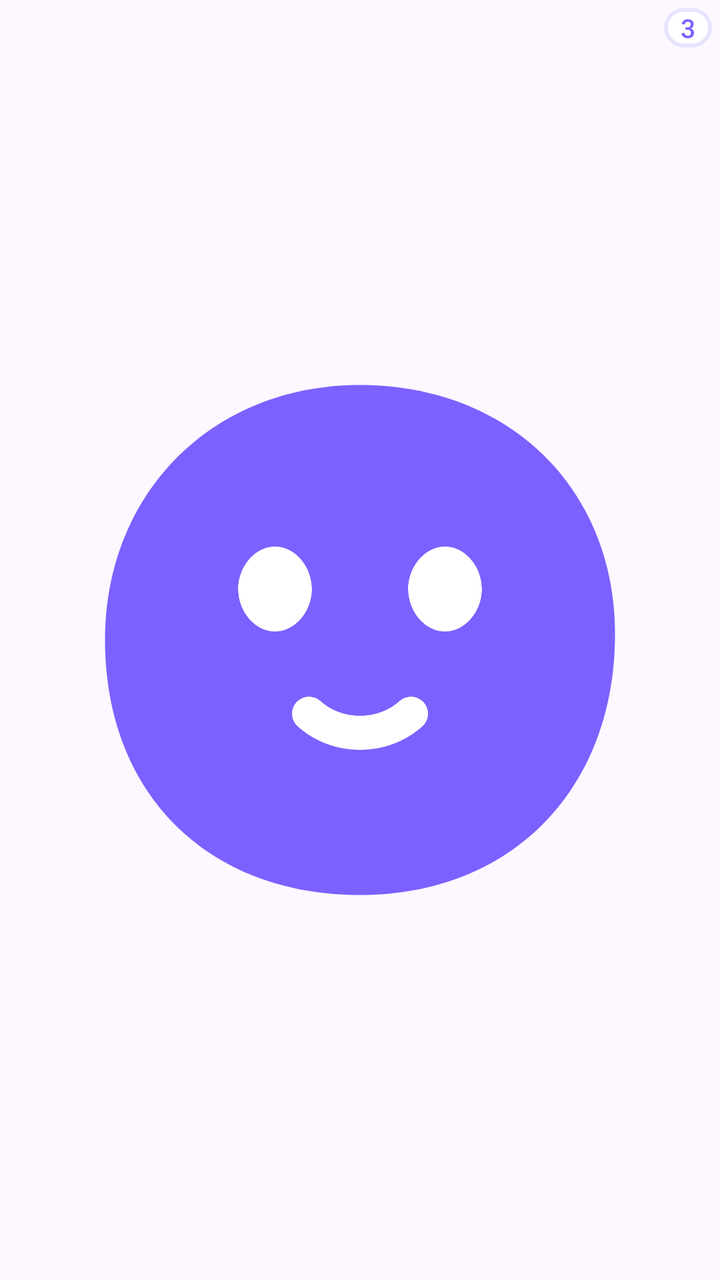
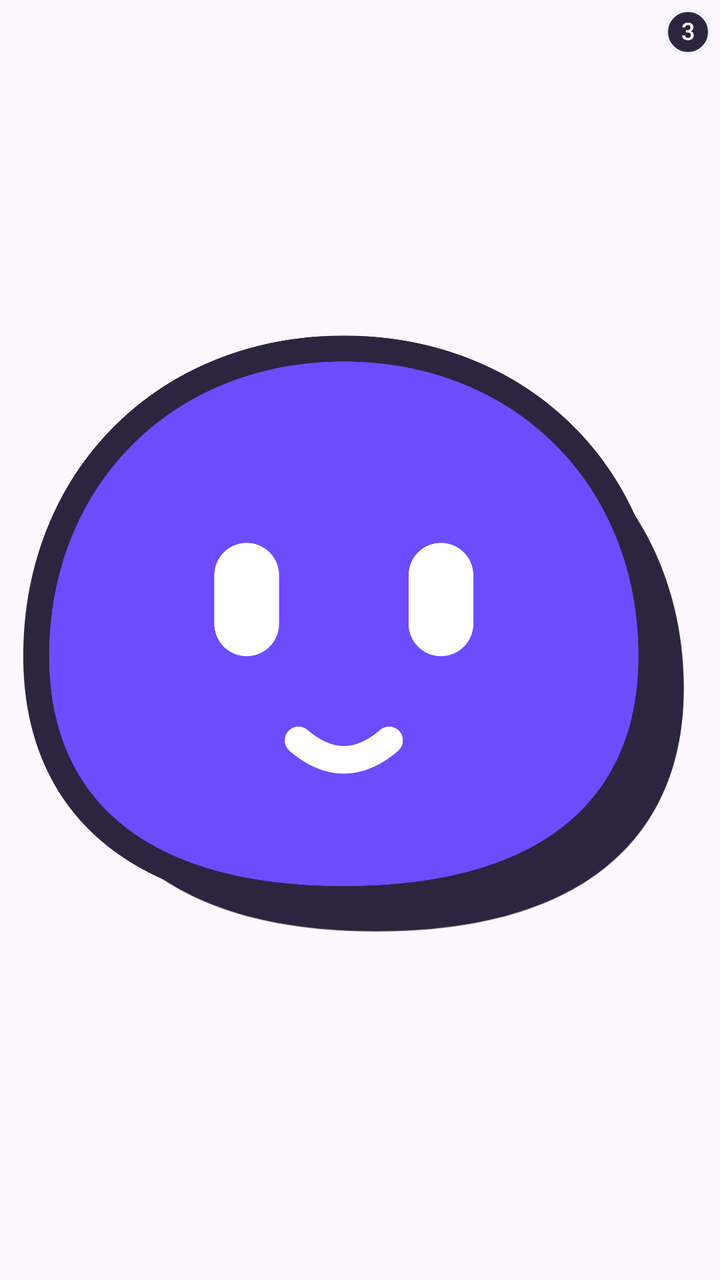

Two renders of the same Android screen: before a commit and after it. Below are the layout's source before the change and the commit's diff.
<!-- AndroidManifest.xml: another module's application theme Theme.quicky -->
<!-- res/layout/w_blob.xml -->
<?xml version="1.0" encoding="utf-8"?>
<FrameLayout xmlns:android="http://schemas.android.com/apk/res/android"
    android:id="@+id/w_root"
    android:layout_width="match_parent"
    android:layout_height="match_parent"
    android:padding="4dp">
    <FrameLayout
        android:layout_width="match_parent"
        android:layout_height="match_parent"
        android:layout_margin="6dp">
        <ImageView android:id="@+id/w_blob_body" android:layout_width="match_parent" android:layout_height="match_parent" android:scaleType="fitCenter" android:tint="#FF7B61FF" android:src="@drawable/w_blob_body" android:contentDescription="@null" />
        <ImageView android:id="@+id/w_blob_face" android:layout_width="match_parent" android:layout_height="match_parent" android:scaleType="fitCenter" android:src="@drawable/w_blob_face" android:contentDescription="Quicky" />
    </FrameLayout>
    <TextView
        android:id="@+id/w_badge"
        android:layout_width="wrap_content"
        android:layout_height="wrap_content"
        android:layout_gravity="top|end"
        android:background="@drawable/w_badge"
        android:fontFamily="sans-serif-medium"
        android:gravity="center"
        android:minWidth="24dp"
        android:paddingHorizontal="6dp"
        android:paddingVertical="1dp"
        android:text="3"
        android:textColor="#FF7B61FF"
        android:textSize="13sp" />
</FrameLayout>
<!-- resources referenced by this layout -->
<resources>
  <!-- drawable w_badge (drawable) -->
  <?xml version="1.0" encoding="utf-8"?>
  <shape xmlns:android="http://schemas.android.com/apk/res/android" android:shape="rectangle">
      <solid android:color="#FFFFFFFF" />
      <corners android:radius="999dp" />
      <stroke android:width="2dp" android:color="#FFE9E4FF" />
  </shape>
  <!-- drawable w_blob_body (drawable) -->
  <?xml version="1.0" encoding="utf-8"?>
  <vector xmlns:android="http://schemas.android.com/apk/res/android" android:width="24dp" android:height="24dp" android:viewportWidth="24" android:viewportHeight="24">
      <path android:fillColor="#FFFFFFFF" android:pathData="M12,3C17.2,3 21,6.6 21,11.8C21,17.2 17.4,21 12,21C6.6,21 3,17.4 3,12C3,6.8 6.8,3 12,3Z" />
  </vector>
  <!-- drawable w_blob_face (drawable) -->
  <?xml version="1.0" encoding="utf-8"?>
  <vector xmlns:android="http://schemas.android.com/apk/res/android" android:width="24dp" android:height="24dp" android:viewportWidth="24" android:viewportHeight="24">
      <path android:fillColor="#FFFFFFFF" android:pathData="M9,8.7C9.7,8.7 10.3,9.4 10.3,10.2C10.3,11 9.7,11.7 9,11.7C8.3,11.7 7.7,11 7.7,10.2C7.7,9.4 8.3,8.7 9,8.7ZM15,8.7C15.7,8.7 16.3,9.4 16.3,10.2C16.3,11 15.7,11.7 15,11.7C14.3,11.7 13.7,11 13.7,10.2C13.7,9.4 14.3,8.7 15,8.7Z" />
      <path android:strokeColor="#FFFFFFFF" android:strokeWidth="1.2" android:strokeLineCap="round" android:pathData="M10.2,14.6C11.2,15.5 12.8,15.5 13.8,14.6" />
  </vector>
  <style name="Theme.quicky" parent="Theme.Material3.DayNight.NoActionBar">
          
      </style>
</resources>

<!-- the commit's change to res/layout/w_blob.xml (unified diff, before → after) -->
@@ -4,25 +4,18 @@
     android:layout_width="match_parent"
     android:layout_height="match_parent"
     android:padding="4dp">
-    <FrameLayout
-        android:layout_width="match_parent"
-        android:layout_height="match_parent"
-        android:layout_margin="6dp">
-        <ImageView android:id="@+id/w_blob_body" android:layout_width="match_parent" android:layout_height="match_parent" android:scaleType="fitCenter" android:tint="#FF7B61FF" android:src="@drawable/w_blob_body" android:contentDescription="@null" />
-        <ImageView android:id="@+id/w_blob_face" android:layout_width="match_parent" android:layout_height="match_parent" android:scaleType="fitCenter" android:src="@drawable/w_blob_face" android:contentDescription="Quicky" />
-    </FrameLayout>
-    <TextView
-        android:id="@+id/w_badge"
-        android:layout_width="wrap_content"
-        android:layout_height="wrap_content"
-        android:layout_gravity="top|end"
-        android:background="@drawable/w_badge"
-        android:fontFamily="sans-serif-medium"
-        android:gravity="center"
-        android:minWidth="24dp"
-        android:paddingHorizontal="6dp"
-        android:paddingVertical="1dp"
-        android:text="3"
-        android:textColor="#FF7B61FF"
-        android:textSize="13sp" />
+    <include layout="@layout/w_mascot" android:layout_width="match_parent" android:layout_height="match_parent" android:layout_margin="6dp" />
+    <TextView android:id="@+id/w_badge" style="@style/WgMeta" android:layout_width="wrap_content" android:layout_height="24dp" android:layout_gravity="top|end" android:background="@drawable/w_badge" android:gravity="center" android:includeFontPadding="false" android:minWidth="24dp" android:paddingStart="6dp" android:paddingEnd="6dp" android:text="3" android:textColor="#FFFFFFFF" android:textSize="12sp" />
 </FrameLayout>
+<!-- res/layout/w_mascot.xml (included above) -->
+<?xml version="1.0" encoding="utf-8"?>
+<FrameLayout xmlns:android="http://schemas.android.com/apk/res/android"
+    android:id="@+id/w_mascot"
+    android:layout_width="match_parent"
+    android:layout_height="match_parent">
+    <ImageView android:id="@+id/w_q_shadow" android:layout_width="match_parent" android:layout_height="match_parent" android:scaleType="fitCenter" android:src="@drawable/w_q_shadow" android:tint="#FF2B2540" android:contentDescription="@null" />
+    <ImageView android:id="@+id/w_q_body" android:layout_width="match_parent" android:layout_height="match_parent" android:scaleType="fitCenter" android:src="@drawable/w_q_body" android:tint="#FF6D4CFF" android:contentDescription="@null" />
+    <ImageView android:id="@+id/w_q_line" android:layout_width="match_parent" android:layout_height="match_parent" android:scaleType="fitCenter" android:src="@drawable/w_q_line" android:contentDescription="@null" />
+    <ImageView android:id="@+id/w_q_face" android:layout_width="match_parent" android:layout_height="match_parent" android:scaleType="fitCenter" android:src="@drawable/w_q_face" android:contentDescription="Quicky" />
+    <ImageView android:id="@+id/w_q_cross" android:layout_width="match_parent" android:layout_height="match_parent" android:scaleType="fitCenter" android:src="@drawable/w_q_cross" android:visibility="gone" android:contentDescription="@null" />
+</FrameLayout>
<!-- resource entries referenced after the edit -->
@@ -3,21 +3,38 @@
   <!-- drawable w_badge (drawable) -->
   <?xml version="1.0" encoding="utf-8"?>
   <shape xmlns:android="http://schemas.android.com/apk/res/android" android:shape="rectangle">
-      <solid android:color="#FFFFFFFF" />
+      <solid android:color="#FF2B2540" />
       <corners android:radius="999dp" />
-      <stroke android:width="2dp" android:color="#FFE9E4FF" />
+      <stroke android:width="2dp" android:color="#FFF4F1FF" />
   </shape>
-  <!-- drawable w_blob_body (drawable) -->
+  <!-- drawable w_q_body (drawable) -->
   <?xml version="1.0" encoding="utf-8"?>
-  <vector xmlns:android="http://schemas.android.com/apk/res/android" android:width="24dp" android:height="24dp" android:viewportWidth="24" android:viewportHeight="24">
-      <path android:fillColor="#FFFFFFFF" android:pathData="M12,3C17.2,3 21,6.6 21,11.8C21,17.2 17.4,21 12,21C6.6,21 3,17.4 3,12C3,6.8 6.8,3 12,3Z" />
+  <vector xmlns:android="http://schemas.android.com/apk/res/android" android:width="42dp" android:height="38dp" android:viewportWidth="42" android:viewportHeight="38">
+      <path android:fillColor="#FFFFFFFF" android:pathData="M20,1C31,1 39,9 39,20c0,9 -6,15 -19,15S1,29 1,20C1,9 9,1 20,1z" />
   </vector>
-  <!-- drawable w_blob_face (drawable) -->
+  <!-- drawable w_q_cross (drawable) -->
   <?xml version="1.0" encoding="utf-8"?>
-  <vector xmlns:android="http://schemas.android.com/apk/res/android" android:width="24dp" android:height="24dp" android:viewportWidth="24" android:viewportHeight="24">
-      <path android:fillColor="#FFFFFFFF" android:pathData="M9,8.7C9.7,8.7 10.3,9.4 10.3,10.2C10.3,11 9.7,11.7 9,11.7C8.3,11.7 7.7,11 7.7,10.2C7.7,9.4 8.3,8.7 9,8.7ZM15,8.7C15.7,8.7 16.3,9.4 16.3,10.2C16.3,11 15.7,11.7 15,11.7C14.3,11.7 13.7,11 13.7,10.2C13.7,9.4 14.3,8.7 15,8.7Z" />
-      <path android:strokeColor="#FFFFFFFF" android:strokeWidth="1.2" android:strokeLineCap="round" android:pathData="M10.2,14.6C11.2,15.5 12.8,15.5 13.8,14.6" />
+  <vector xmlns:android="http://schemas.android.com/apk/res/android" android:width="42dp" android:height="38dp" android:viewportWidth="42" android:viewportHeight="38">
+      <path android:strokeColor="#FF2B2540" android:strokeWidth="2.2" android:strokeLineCap="round" android:pathData="M11,12.4l5.2,-2.2M29,12.4l-5.2,-2.2" />
+      <path android:strokeColor="#FF2B2540" android:strokeWidth="1.8" android:strokeLineCap="round" android:pathData="M17.2,26.8q2.8,-2.2 5.6,0" />
   </vector>
+  <!-- drawable w_q_face (drawable) -->
+  <?xml version="1.0" encoding="utf-8"?>
+  <vector xmlns:android="http://schemas.android.com/apk/res/android" android:width="42dp" android:height="38dp" android:viewportWidth="42" android:viewportHeight="38">
+      <path android:fillColor="#FFFFFFFF" android:pathData="M12,15a2,2 0,0 1,4 0v3a2,2 0,0 1,-4 0zM24,15a2,2 0,0 1,4 0v3a2,2 0,0 1,-4 0z" />
+      <path android:strokeColor="#FFFFFFFF" android:strokeWidth="1.7" android:strokeLineCap="round" android:pathData="M17.2,25.2q2.8,2.4 5.6,0" />
+  </vector>
+  <!-- drawable w_q_line (drawable) -->
+  <?xml version="1.0" encoding="utf-8"?>
+  <vector xmlns:android="http://schemas.android.com/apk/res/android" android:width="42dp" android:height="38dp" android:viewportWidth="42" android:viewportHeight="38">
+      <path android:strokeColor="#FF2B2540" android:strokeWidth="1.6" android:strokeLineJoin="round" android:pathData="M20,1C31,1 39,9 39,20c0,9 -6,15 -19,15S1,29 1,20C1,9 9,1 20,1z" />
+  </vector>
+  <!-- drawable w_q_shadow (drawable) -->
+  <?xml version="1.0" encoding="utf-8"?>
+  <vector xmlns:android="http://schemas.android.com/apk/res/android" android:width="42dp" android:height="38dp" android:viewportWidth="42" android:viewportHeight="38">
+      <group android:translateX="2" android:translateY="2"><path android:fillColor="#FFFFFFFF" android:pathData="M20,1C31,1 39,9 39,20c0,9 -6,15 -19,15S1,29 1,20C1,9 9,1 20,1z" /></group>
+  </vector>
+  <style name="WgMeta"><item name="android:fontFamily">sans-serif-medium</item></style>
   <style name="Theme.quicky" parent="Theme.Material3.DayNight.NoActionBar">
           
       </style>
